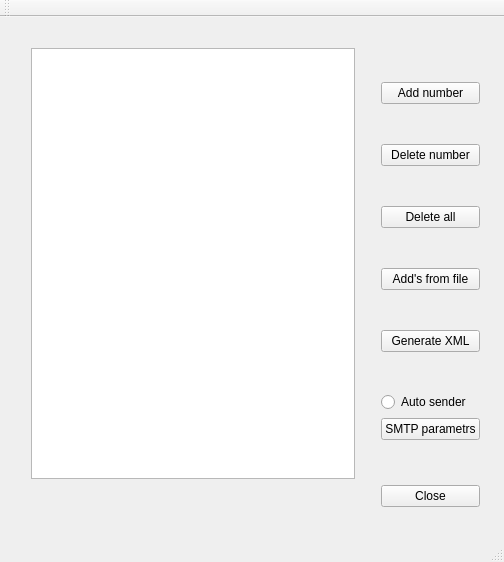
Qt form DbSqlExport/DbSqlExport.ui (AnatolySolovyev12/DbSqlExport) before a commit.
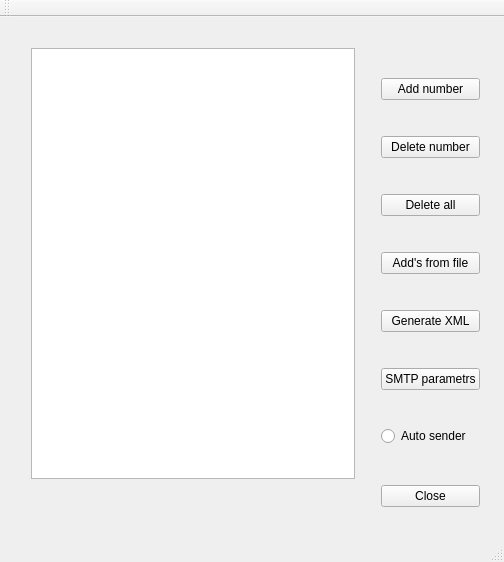
The same form after that commit.

```diff
--- a/DbSqlExport/DbSqlExport.ui
+++ b/DbSqlExport/DbSqlExport.ui
@@ -101,6 +101,13 @@
          </property>
         </widget>
        </item>
+       <item>
+        <widget class="QPushButton" name="pushButtonSendFiles">
+         <property name="text">
+          <string>SMTP parametrs</string>
+         </property>
+        </widget>
+       </item>
        <item>
         <layout class="QVBoxLayout" name="verticalLayout_3">
          <item>
@@ -110,13 +117,6 @@
            </property>
           </widget>
          </item>
-         <item>
-          <widget class="QPushButton" name="pushButtonSendFiles">
-           <property name="text">
-            <string>SMTP parametrs</string>
-           </property>
-          </widget>
-         </item>
         </layout>
        </item>
       </layout>
```
